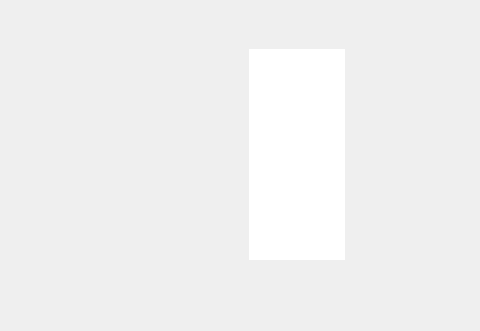
Qt form tentacle/ui/editors.lower#submenu.ui (m3trik/tentacle) before a commit; both pictures show x 0 to 480 and y 0 to 331 of the 600 by 714 pixel window.
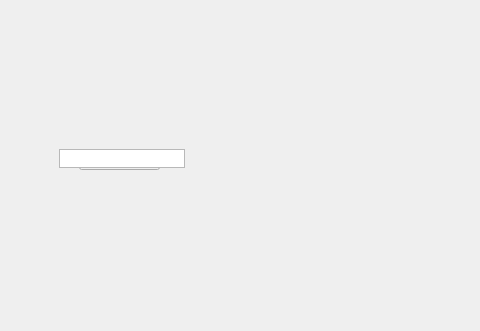
The same form after that commit. Custom widgets are drawn as their Qt base class.

Diff of the .ui file:
```diff
--- a/tentacle/ui/editors.lower#submenu.ui
+++ b/tentacle/ui/editors.lower#submenu.ui
@@ -62,8 +62,8 @@
       <widget class="QPushButton" name="i000">
        <property name="geometry">
         <rect>
-         <x>250</x>
-         <y>40</y>
+         <x>70</x>
+         <y>140</y>
          <width>81</width>
          <height>21</height>
         </rect>
@@ -87,17 +87,20 @@
       <widget class="ListWidget" name="lw000">
        <property name="geometry">
         <rect>
-         <x>240</x>
-         <y>40</y>
-         <width>96</width>
-         <height>211</height>
+         <x>50</x>
+         <y>140</y>
+         <width>126</width>
+         <height>19</height>
         </rect>
        </property>
-       <property name="layoutDirection">
-        <enum>Qt::LeftToRight</enum>
+       <property name="sizePolicy">
+        <sizepolicy hsizetype="Maximum" vsizetype="Expanding">
+         <horstretch>0</horstretch>
+         <verstretch>0</verstretch>
+        </sizepolicy>
        </property>
        <property name="frameShape">
-        <enum>QFrame::NoFrame</enum>
+        <enum>QFrame::StyledPanel</enum>
        </property>
        <property name="frameShadow">
         <enum>QFrame::Plain</enum>
```
Left out of the diff: 11 changed lines with no effect on the pictures.
